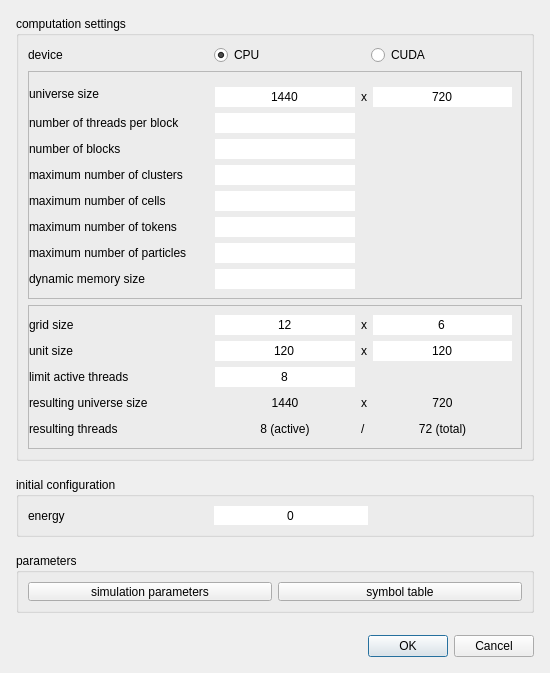
Qt form source/Gui/NewSimulationDialog.ui (chrxh/alien) before a commit.
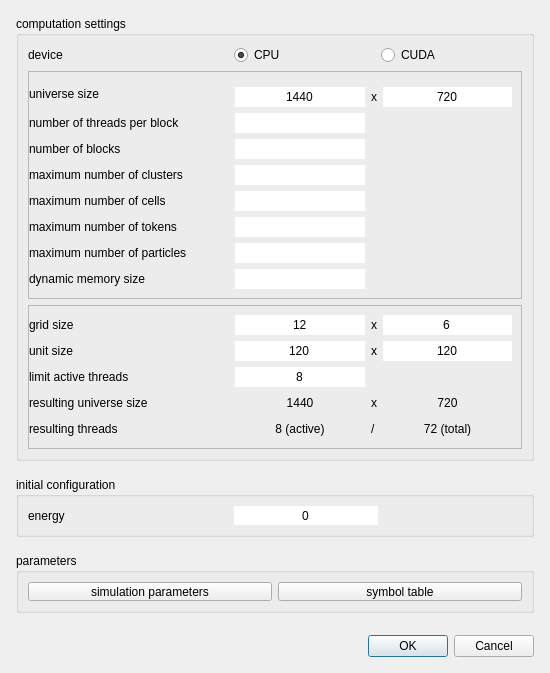
The same form after that commit.

Commit message: small corrections in dialog

Patch:
```diff
--- a/source/Gui/NewSimulationDialog.ui
+++ b/source/Gui/NewSimulationDialog.ui
@@ -83,7 +83,7 @@
        <widget class="QLabel" name="label_10">
         <property name="minimumSize">
          <size>
-          <width>180</width>
+          <width>200</width>
           <height>0</height>
          </size>
         </property>
@@ -130,7 +130,7 @@
           <widget class="QLabel" name="label_11">
            <property name="minimumSize">
             <size>
-             <width>180</width>
+             <width>200</width>
              <height>0</height>
             </size>
            </property>
@@ -396,7 +396,7 @@
           <widget class="QLabel" name="label_6">
            <property name="minimumSize">
             <size>
-             <width>180</width>
+             <width>200</width>
              <height>0</height>
             </size>
            </property>
@@ -565,7 +565,7 @@
        <widget class="QLabel" name="label_3">
         <property name="minimumSize">
          <size>
-          <width>180</width>
+          <width>200</width>
           <height>0</height>
          </size>
         </property>
```
Left out of the diff: 16 changed lines with no effect on the pictures.
